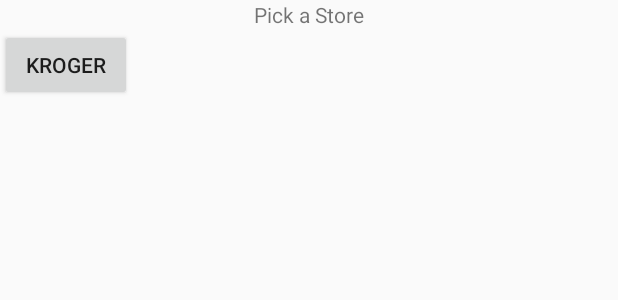
After one commit to ifeadikanwa/Expen, an Android app: the layout pick_store_dialog.xml on its own in the app's theme, with its tools: preview values and no code run, on a phone screen of 412 x 824 dp. The commit adds this screen. Shown: the top 300 px of the screen. Run offline under Robolectric (Android 15) with nearby library versions, the phone set to English and light mode, and no system bars.

Commit message:
Complete basic pick a store dialog ui

```diff
--- /dev/null
+++ b/app/src/main/res/layout/pick_store_dialog.xml
@@ -0,0 +1,25 @@
+<?xml version="1.0" encoding="utf-8"?>
+<androidx.constraintlayout.widget.ConstraintLayout
+    xmlns:android="http://schemas.android.com/apk/res/android"
+    xmlns:app="http://schemas.android.com/apk/res-auto"
+    xmlns:tools="http://schemas.android.com/tools"
+    android:layout_width="match_parent"
+    android:layout_height="match_parent">
+
+    <TextView
+        android:id="@+id/pick_store_title"
+        android:layout_width="wrap_content"
+        android:layout_height="wrap_content"
+        app:layout_constraintTop_toTopOf="parent"
+        app:layout_constraintStart_toStartOf="parent"
+        app:layout_constraintEnd_toEndOf="parent"
+        android:text="@string/pick_a_store" />
+
+    <Button
+        android:id="@+id/kroger_button"
+        android:layout_width="wrap_content"
+        android:layout_height="wrap_content"
+        android:text="Kroger"
+        app:layout_constraintStart_toStartOf="parent"
+        app:layout_constraintTop_toBottomOf="@+id/pick_store_title" />
+</androidx.constraintlayout.widget.ConstraintLayout>
--- a/app/src/main/res/values/strings.xml
+++ b/app/src/main/res/values/strings.xml
@@ -39,4 +39,5 @@
     <string name="interest_category_label">Interest</string>
     <string name="other_category_label">Other</string>
     <string name="shopping_sessions">Shopping Sessions</string>
+    <string name="pick_a_store">Pick a Store</string>
 </resources>
```
